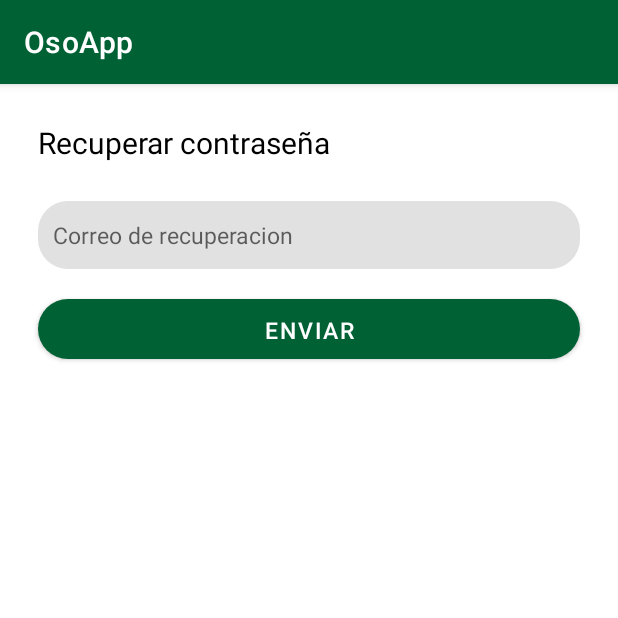
After one commit to AsaelRddz/OsoApp, an Android app: the ForgotPasswordActivity screen opened directly, with no data from a screen before it, on a phone screen of 412 x 824 dp, the top half of it. The commit adds this screen. Run offline under Robolectric (Android 15) with nearby library versions, the phone set to English and light mode, and no system bars.

Commit message:
Diseño recuperar contraseña

```diff
--- a/app/src/main/AndroidManifest.xml
+++ b/app/src/main/AndroidManifest.xml
@@ -9,7 +9,8 @@
         android:roundIcon="@mipmap/ic_launcher_round"
         android:supportsRtl="true"
         android:theme="@style/Theme.OsoApp">
-        <activity android:name=".LoginActivity"></activity>
+        <activity android:name=".ForgotPasswordActivity"></activity>
+        <activity android:name=".LoginActivity" />
         <activity android:name=".MainActivity">
             <intent-filter>
                 <action android:name="android.intent.action.MAIN" />
--- /dev/null
+++ b/app/src/main/java/com/fime/osoapp/ForgotPasswordActivity.java
@@ -0,0 +1,14 @@
+package com.fime.osoapp;
+
+import androidx.appcompat.app.AppCompatActivity;
+
+import android.os.Bundle;
+
+public class ForgotPasswordActivity extends AppCompatActivity {
+
+    @Override
+    protected void onCreate(Bundle savedInstanceState) {
+        super.onCreate(savedInstanceState);
+        setContentView(R.layout.activity_forgot_password);
+    }
+}
--- a/app/src/main/java/com/fime/osoapp/LoginActivity.java
+++ b/app/src/main/java/com/fime/osoapp/LoginActivity.java
@@ -2,18 +2,27 @@ package com.fime.osoapp;
 
 import androidx.appcompat.app.AppCompatActivity;
 
+import android.content.Intent;
 import android.os.Bundle;
+import android.view.View;
+import android.widget.TextView;
 
 public class LoginActivity extends AppCompatActivity {
+    TextView olvido_contrasena;
 
     @Override
     protected void onCreate(Bundle savedInstanceState) {
         super.onCreate(savedInstanceState);
         setContentView(R.layout.activity_login);
 
+        olvido_contrasena = findViewById(R.id.olvido_contrasena);
 
+        olvido_contrasena.setOnClickListener(view -> {
+            startActivity(new Intent(this, ForgotPasswordActivity.class));
+        });
     }
 
+    // Nos permite no ir hacia atras para evitar regresar a la splash screen
     @Override
     public void onBackPressed() {
         // super.onBackPressed();
--- a/app/src/main/java/com/fime/osoapp/MainActivity.java
+++ b/app/src/main/java/com/fime/osoapp/MainActivity.java
@@ -19,12 +19,10 @@ public class MainActivity extends AppCompatActivity {
         super.onCreate(savedInstanceState);
         setContentView(R.layout.activity_main);
 
-        String colorActionBar = "#FF000000";
-
+        // String colorActionBar = "#FF000000";
 
         // Ocultar el action bar
         getSupportActionBar().hide();
-
 
         // Al terminar la animacion del splash screen se dirije hacia el main
         new Handler().postDelayed(new Runnable() {
--- /dev/null
+++ b/app/src/main/res/layout/activity_forgot_password.xml
@@ -0,0 +1,45 @@
+<?xml version="1.0" encoding="utf-8"?>
+<RelativeLayout xmlns:android="http://schemas.android.com/apk/res/android"
+    xmlns:app="http://schemas.android.com/apk/res-auto"
+    xmlns:tools="http://schemas.android.com/tools"
+    android:layout_width="match_parent"
+    android:layout_height="match_parent"
+    tools:context=".ForgotPasswordActivity"
+    android:orientation="vertical">
+
+    <TextView
+        android:id="@+id/txt_recuperarPass"
+        android:layout_width="match_parent"
+        android:layout_height="wrap_content"
+        android:padding="25dp"
+        android:textSize="20sp"
+        android:textColor="@color/black"
+        android:text="Recuperar contraseña" />
+
+    <EditText
+        android:id="@+id/forgot_pass"
+        android:layout_width="match_parent"
+        android:layout_height="45dp"
+        android:textSize="15sp"
+        android:layout_marginStart="25dp"
+        android:layout_marginEnd="25dp"
+        android:ems="10"
+        android:paddingLeft="10dp"
+        android:layout_below="@+id/txt_recuperarPass"
+        android:background="@drawable/et_esquinas_redondeadas"
+        android:inputType="textEmailAddress"
+        android:hint="Correo de recuperacion"/>
+
+    <Button
+        android:id="@+id/btn_forgot_pass"
+        android:layout_width="match_parent"
+        android:layout_height="40dp"
+        android:background="@drawable/boton_esquinas_redondeadas"
+        android:layout_marginStart="25dp"
+        android:layout_marginTop="20dp"
+        android:layout_marginEnd="25dp"
+        android:textSize="15sp"
+        android:text="Enviar"
+        android:layout_below="@+id/forgot_pass"/>
+
+</RelativeLayout>
--- a/app/src/main/res/layout/activity_login.xml
+++ b/app/src/main/res/layout/activity_login.xml
@@ -35,6 +35,7 @@
         android:hint="Correo electronico"
         android:layout_margin="25dp"
         android:ems="10"
+        android:paddingLeft="10dp"
         android:background="@drawable/et_esquinas_redondeadas"
         android:inputType="textEmailAddress"
         android:layout_below="@+id/hola_fimeno"/>
@@ -47,6 +48,7 @@
         android:hint="Contraseña"
         android:layout_marginStart="25dp"
         android:layout_marginEnd="25dp"
+        android:paddingLeft="10dp"
         android:ems="10"
         android:background="@drawable/et_esquinas_redondeadas"
         android:inputType="textPassword"
```
